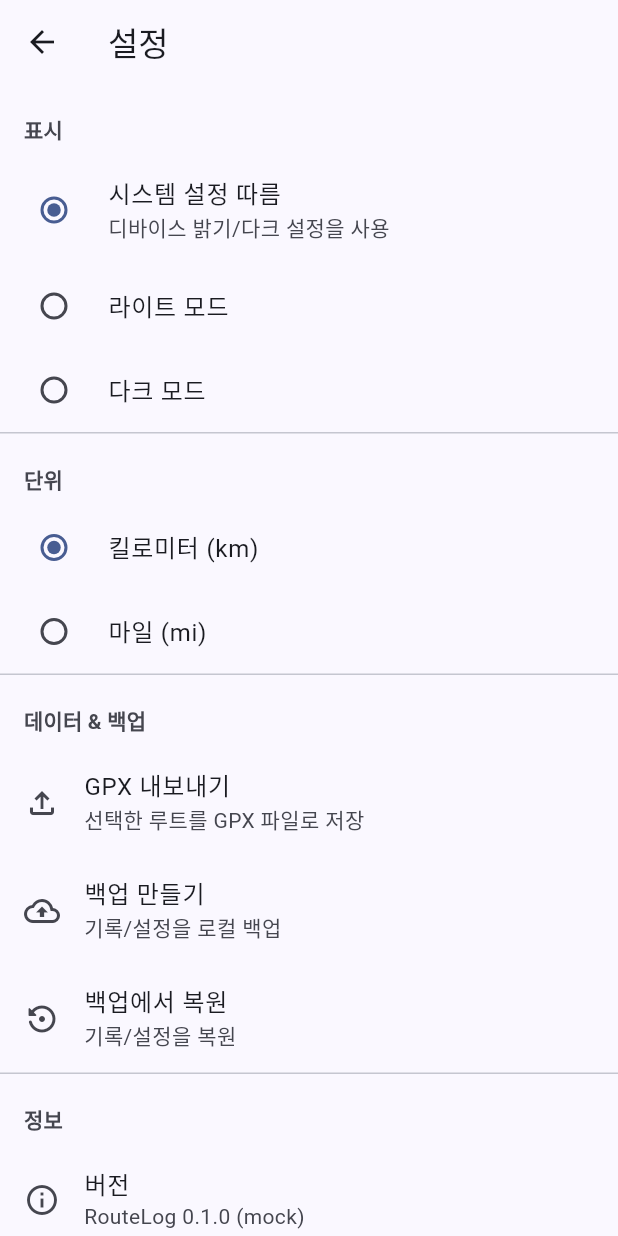
After one commit to Leedoseo/RouteLog_project, a Flutter app: the screen it shows after launch, after a tap on the "settings" icon, on a phone screen of 412 x 824 dp. The commit adds this screen. Run offline on Flutter 3.47's test engine with Material 3 defaults, Android fonts, the phone set to English and light mode, and no system bars.

Commit message:
settings_screen 구현 settings_screen 홈화면 우측 상단 버튼 클릭시 이동

```diff
--- a/lib/features/home/home_screen.dart
+++ b/lib/features/home/home_screen.dart
@@ -4,6 +4,7 @@ import 'package:routelog_project/features/record/record_screen.dart';
 import 'package:routelog_project/features/routes/routes_list_screen.dart';
 import 'package:routelog_project/features/stats/stats_screen.dart';
 import 'package:routelog_project/features/search/search_screen.dart';
+import 'package:routelog_project/features/settings/settings_screen.dart';
 
 class HomeScreen extends StatelessWidget {
   const HomeScreen({super.key});
@@ -20,6 +21,15 @@ class HomeScreen extends StatelessWidget {
             onPressed: () {
               Navigator.of(context).push(
                 MaterialPageRoute(builder: (_) => const SearchScreen()),
+              );
+            },
+          ),
+          IconButton(
+            tooltip: "설정",
+            icon: const Icon(Icons.settings_rounded),
+            onPressed: () {
+              Navigator.of(context).push(
+                MaterialPageRoute(builder: (_) => const SettingsScreen()),
               );
             },
           ),
--- /dev/null
+++ b/lib/features/settings/settings_screen.dart
@@ -0,0 +1,156 @@
+import 'package:flutter/material.dart';
+
+class SettingsScreen extends StatefulWidget {
+  const SettingsScreen({super.key});
+
+  @override
+  State<SettingsScreen> createState() => _SettingsScreenState();
+}
+
+enum _Unit { km, mi }
+enum _ThemePref { system, light, dark }
+
+class _SettingsScreenState extends State<SettingsScreen> {
+  _ThemePref _theme = _ThemePref.system; // 현재 선택(목업 상태
+  _Unit _unit = _Unit.km;
+
+  void _snack(String msg) {
+    ScaffoldMessenger.of(context).showSnackBar(SnackBar(content: Text(msg)));
+  }
+
+  @override
+  Widget build(BuildContext context) {
+    final cs = Theme.of(context).colorScheme;
+
+    return Scaffold(
+      appBar: AppBar(
+        title: const Text("설정"),
+      ),
+      body: ListView(
+        children: [
+          // 섹션 : 표시/테마
+          const _SectionHeader("표시"),
+          RadioListTile<_ThemePref>(
+            title: const Text("시스템 설정 따름"),
+            subtitle: const Text("디바이스 밝기/다크 설정을 사용"),
+            value: _ThemePref.system,
+            groupValue: _theme,
+            onChanged: (v) {
+              if (v == null) return;
+              setState(() => _theme = v);
+              _snack("테마 적용은 나중에 연결");
+            },
+          ),
+          RadioListTile<_ThemePref>(
+            title: const Text("라이트 모드"),
+            value: _ThemePref.light,
+            groupValue: _theme,
+            onChanged: (v) {
+              if (v == null) return;
+              setState(() => _theme = v);
+              _snack("테마 적용은 나중에 연결");
+            },
+          ),
+          RadioListTile<_ThemePref>(
+            title: const Text("다크 모드"),
+            value: _ThemePref.dark,
+            groupValue: _theme,
+            onChanged: (v) {
+              if (v == null) return;
+              setState(() => _theme = v);
+              _snack("테마 적용은 나중에 연결");
+            },
+          ),
+          const Divider(height: 1),
+
+          // 섹션 : 단위
+          const _SectionHeader("단위"),
+          RadioListTile<_Unit>(
+            title: const Text("킬로미터 (km)"),
+            value: _Unit.km,
+            groupValue: _unit,
+            onChanged: (v) {
+              if (v == null) return;
+              setState(() => _unit = v);
+              _snack("단위 저장은 나중에 연결");
+            },
+          ),
+          RadioListTile<_Unit>(
+            title: const Text("마일 (mi)"),
+            value: _Unit.mi,
+            groupValue: _unit,
+            onChanged: (v) {
+              if (v == null) return;
+              setState(() => _unit = v);
+              _snack("단위 저장은 나중에 연결");
+            },
+          ),
+          const Divider(height: 1),
+
+          // 섹션: 데이터 & 백업
+          const _SectionHeader("데이터 & 백업"),
+          ListTile(
+            leading: const Icon(Icons.file_upload_outlined),
+            title: const Text("GPX 내보내기"),
+            subtitle: const Text("선택한 루트를 GPX 파일로 저장"),
+            onTap: () => _snack("내보내기는 나중에 연결"),
+          ),
+          ListTile(
+            leading: const Icon(Icons.backup_outlined),
+            title: const Text("백업 만들기"),
+            subtitle: const Text("기록/설정을 로컬 백업"),
+            onTap: () => _snack("백업은 나중에 연결"),
+          ),
+          ListTile(
+            leading: const Icon(Icons.settings_backup_restore_rounded),
+            title: const Text("백업에서 복원"),
+            subtitle: const Text("기록/설정을 복원"),
+            onTap: () => _snack("복원은 나중에 연결"),
+          ),
+          const Divider(height: 1),
+
+          const _SectionHeader("정보"),
+          ListTile(
+            leading: const Icon(Icons.info_outline),
+            title: const Text("버전"),
+            subtitle: const Text("RouteLog 0.1.0 (mock)"),
+            onTap: () => _snack("자세한 정보는 나중에 연결"),
+          ),
+          AboutListTile(
+            icon: const Icon(Icons.description_outlined),
+            applicationName: "RouteLog",
+            applicationVersion: "0.1.0(mock)",
+            applicationLegalese: "2025 RouteLog Project",
+            aboutBoxChildren: const [
+              SizedBox(height: 12),
+              Text("오픈소스 라이선스는 추후 추가 예정"),
+            ],
+          ),
+
+          // 하단 여백
+          const SizedBox(height: 24),
+        ],
+      ),
+    );
+  }
+}
+
+// 작은 섹션 헤더 텍스트
+class _SectionHeader extends StatelessWidget {
+  final String text;
+  const _SectionHeader(this.text);
+
+  @override
+  Widget build(BuildContext context) {
+    return Padding(
+      padding: const EdgeInsets.fromLTRB(16, 20, 16, 8),
+      child: Text(
+        text,
+        style: Theme.of(context).textTheme.titleSmall?.copyWith(
+          fontWeight: FontWeight.w700,
+          color: Theme.of(context).colorScheme.onSurfaceVariant,
+        ),
+      ),
+    );
+  }
+}
```
